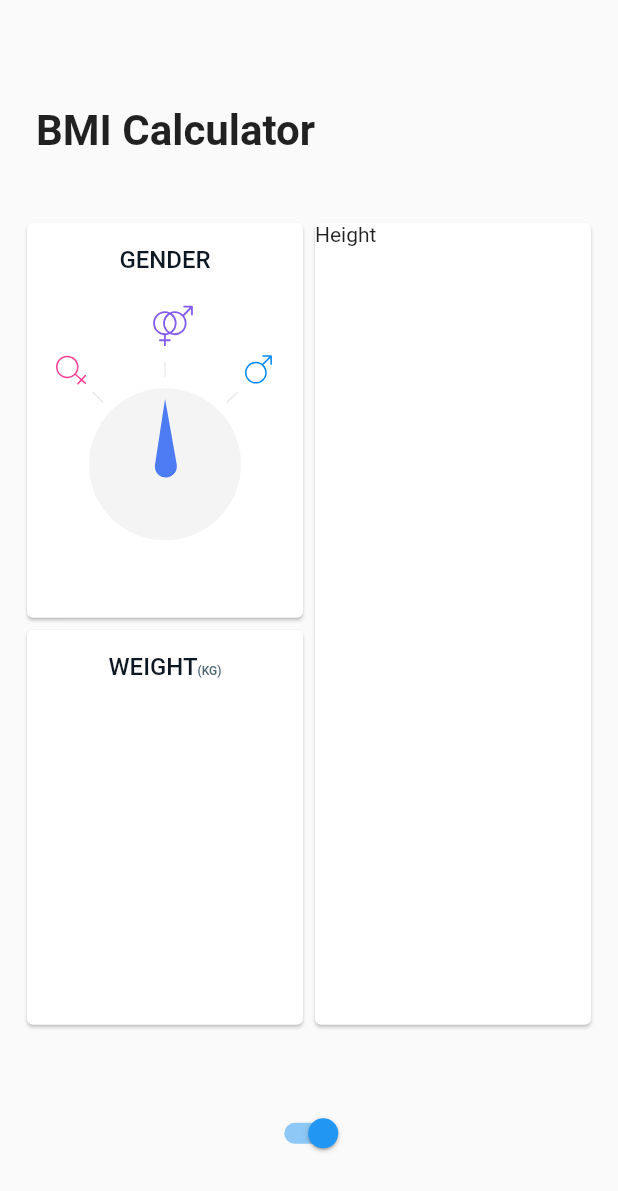
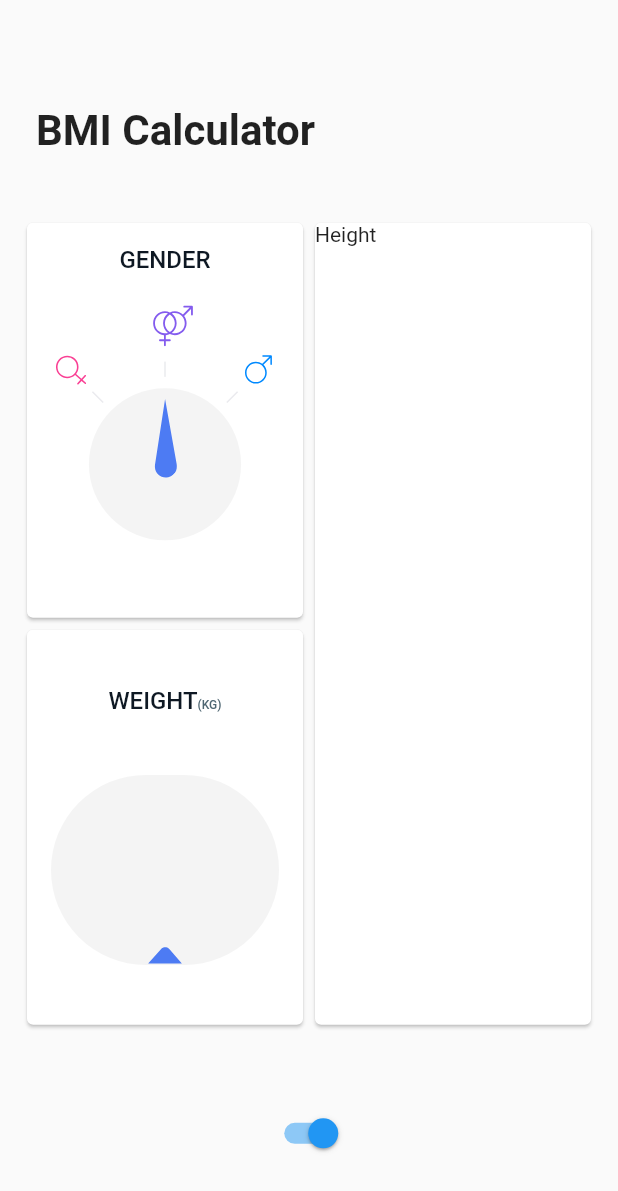
Before and after one commit to MarcinusX/bmi_calculator, a Flutter app: the screen it shows after launch, on a phone screen of 412 x 824 dp. Shown: the top 1191 px of the screen. Run offline on Flutter 3.47's test engine with Material 2 defaults, Android fonts, the phone set to English and light mode, and no system bars; our stand-ins replace flutter_svg.

Commit message:
Added weight slider background

```diff
--- a/lib/weight_card.dart
+++ b/lib/weight_card.dart
@@ -1,6 +1,7 @@
 import 'package:bmi_calculator/card_title.dart';
 import 'package:bmi_calculator/widget_utils.dart' show screenAwareSize;
 import 'package:flutter/material.dart';
+import 'package:flutter_svg/flutter_svg.dart';
 
 class WeightCard extends StatefulWidget {
   @override
@@ -12,14 +13,18 @@ class _WeightCardState extends State<WeightCard> {
   Widget build(BuildContext context) {
     return Card(
       child: Padding(
-        padding: EdgeInsets.only(top: screenAwareSize(12.0, context)),
+        padding: EdgeInsets.only(top: screenAwareSize(30.0, context)),
         child: Column(
           crossAxisAlignment: CrossAxisAlignment.center,
           children: <Widget>[
             CardTitle("WEIGHT", subTitle: "(KG)"),
-            Padding(
-              padding: EdgeInsets.only(top: screenAwareSize(16.0, context)),
-              child: _drawSlider(),
+            Expanded(
+              child: Center(
+                child: Padding(
+                  padding: const EdgeInsets.symmetric(horizontal: 16.0),
+                  child: _drawSlider(),
+                ),
+              ),
             ),
           ],
         ),
@@ -28,6 +33,34 @@ class _WeightCardState extends State<WeightCard> {
   }
 
   Widget _drawSlider() {
-    return Container();
+    return WeightBackground();
   }
 }
+
+class WeightBackground extends StatelessWidget {
+  final Widget child;
+
+  const WeightBackground({Key key, this.child}) : super(key: key);
+
+  @override
+  Widget build(BuildContext context) {
+    return Stack(
+      alignment: Alignment.bottomCenter,
+      children: <Widget>[
+        Container(
+          height: screenAwareSize(100.0, context),
+          decoration: BoxDecoration(
+            color: Color.fromRGBO(244, 244, 244, 1.0),
+            borderRadius:
+                new BorderRadius.circular(screenAwareSize(50.0, context)),
+          ),
+        ),
+        SvgPicture.asset(
+          "images/weight_arrow.svg",
+          height: screenAwareSize(10.0, context),
+          width: screenAwareSize(18.0, context),
+        ),
+      ],
+    );
+  }
+}
```
Also changed, not shown: images/weight_arrow.svg (added), pubspec.lock.
